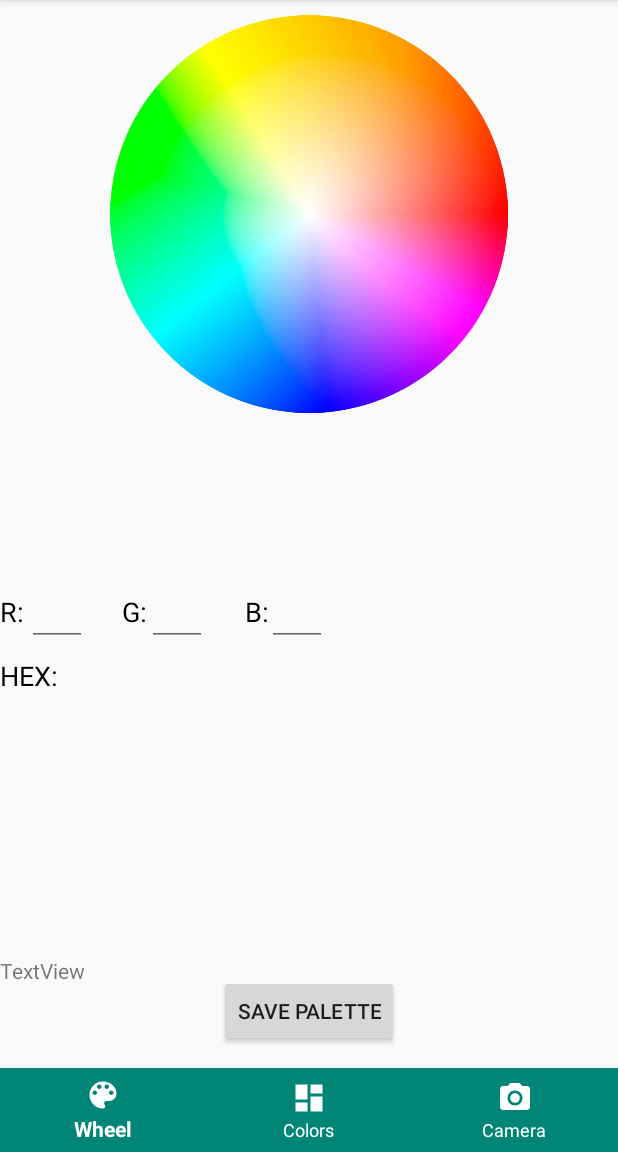
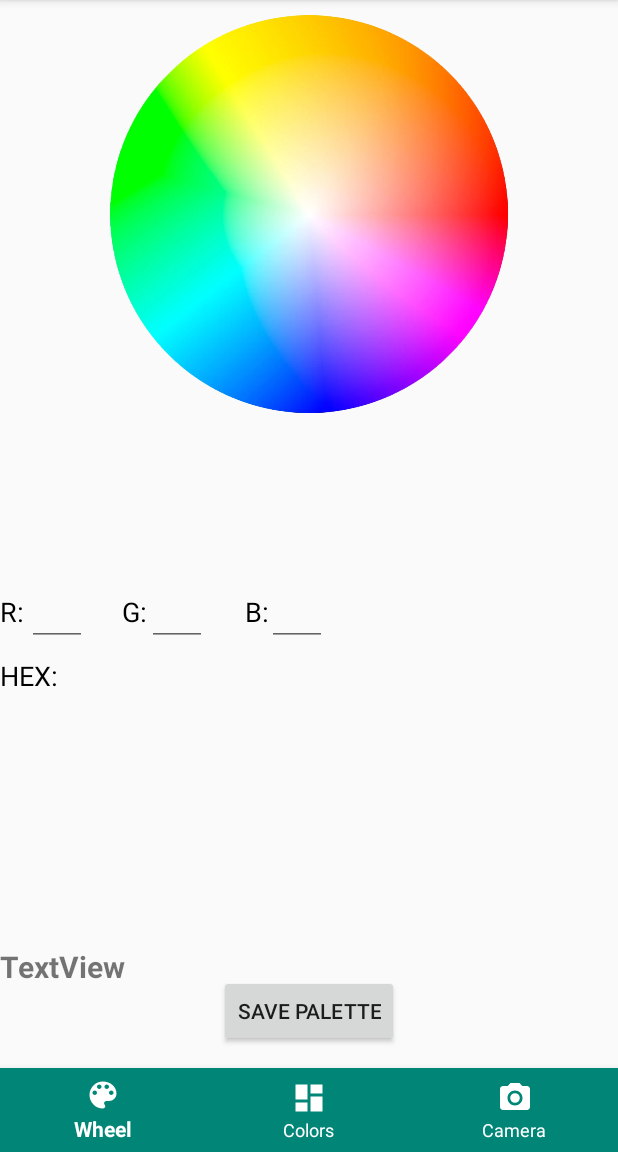
Before and after one commit to VishBK/PrettyColors, an Android app: the screen it shows after launch (MainActivity), after a tap on "SAVE PALETTE", on a phone screen of 412 x 824 dp, the part 84-1236 px from its top. Run offline under Robolectric (Android 15) with nearby library versions, the phone set to English and light mode, and no system bars; our stand-ins replace Volley.

Commit message:
Removed Unused Class

```diff
--- a/app/src/main/java/com/example/vishk/prettycolors/WheelFragment.java
+++ b/app/src/main/java/com/example/vishk/prettycolors/WheelFragment.java
@@ -21,20 +21,13 @@ import com.android.volley.RequestQueue;
 import com.android.volley.Response;
 import com.android.volley.VolleyError;
 import com.android.volley.toolbox.JsonObjectRequest;
-import com.android.volley.toolbox.StringRequest;
 import com.android.volley.toolbox.Volley;
-import java.io.FileReader;
-import java.util.Iterator;
-import java.util.Map;
-
-import com.google.gson.Gson;
 import com.google.gson.JsonArray;
 import com.google.gson.JsonElement;
 import com.google.gson.JsonObject;
 import com.google.gson.JsonParser;
 import org.json.JSONObject;
 
-import java.io.FileReader;
 
 
 /**
@@ -50,7 +43,6 @@ public class WheelFragment extends Fragment implements View.OnTouchListener {
     private Button saveButton;
     private float[] hsv1, hsv2, hsv3;
     public PaletteItem paletteItem;
-    RetrieveFeedTask feedTask;
 
     public WheelFragment() {
         // Required empty public constructor
@@ -109,9 +101,6 @@ public class WheelFragment extends Fragment implements View.OnTouchListener {
                         mEditG.setText("" + g);
                         mEditB.setText("" + b);
 
-                        //String name = feedTask.doInBackground(hex);
-                        //colorName.setText(name);
-
                         // Instantiate the RequestQueue.
                         RequestQueue queue = Volley.newRequestQueue(getActivity());
                         String url = "https://api.color.pizza/v1/" + hex;
@@ -137,6 +126,7 @@ public class WheelFragment extends Fragment implements View.OnTouchListener {
                         queue.add(jsonObjectRequest);
                         //parse();
 
+                        colorName.setTextColor(Color.HSVToColor(hsv1));
                         mColorView1.setBackgroundColor(Color.HSVToColor(hsv1));
                         mColorView2.setBackgroundColor(Color.HSVToColor(hsv2));
                         mColorView3.setBackgroundColor(Color.HSVToColor(hsv3));
--- a/app/src/main/res/layout/fragment_wheel.xml
+++ b/app/src/main/res/layout/fragment_wheel.xml
@@ -104,7 +104,9 @@
         android:layout_height="wrap_content"
         android:layout_alignParentStart="true"
         android:layout_alignParentBottom="true"
-        android:layout_marginBottom="111dp"
-        android:text="TextView" />
+        android:layout_marginBottom="110dp"
+        android:text="TextView"
+        android:textStyle="bold"
+        android:textSize="20dp" />
 
 </RelativeLayout>
```
Also changed, not shown: app/src/main/java/com/example/vishk/prettycolors/RetrieveFeedTask.java (deleted, +0 -64 lines).
